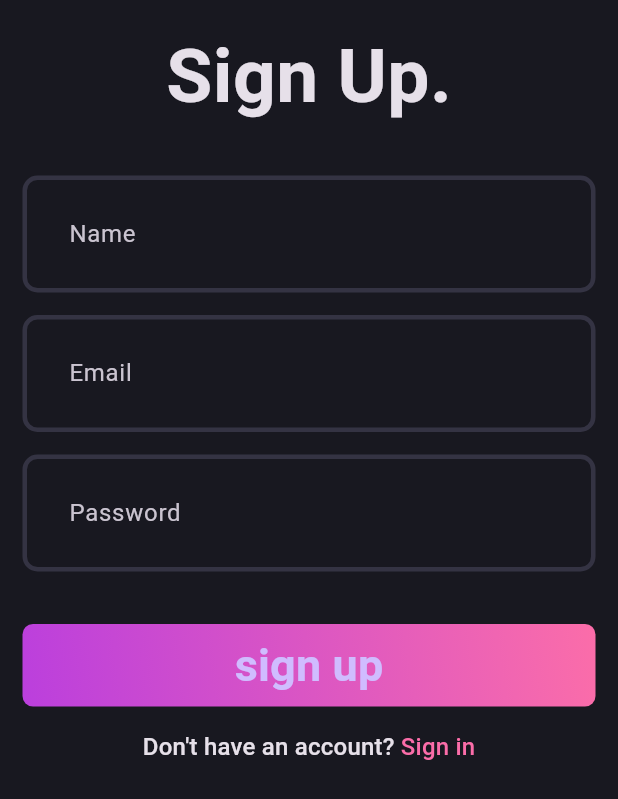
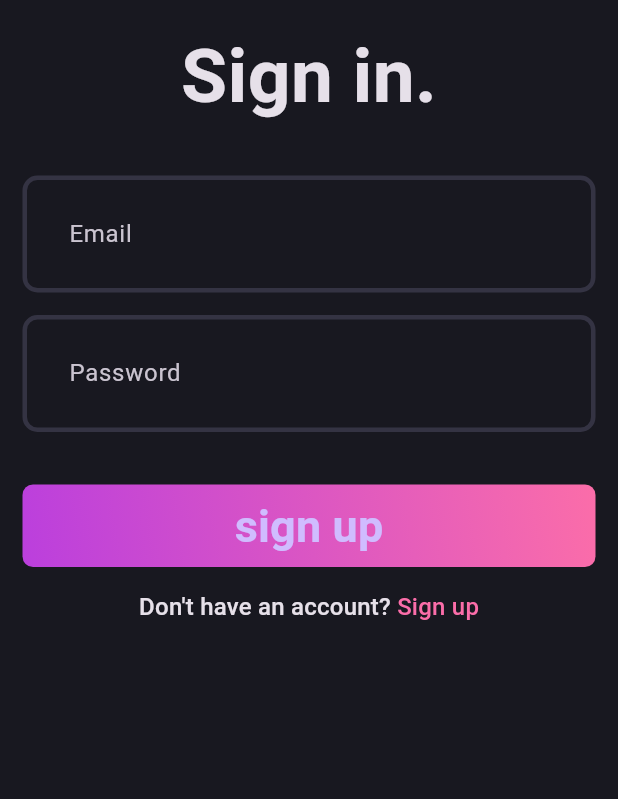
Before and after one commit to natanmuletahunde/sign_in-sign_up_flutter-, a Flutter app: the screen it shows after launch, on a phone screen of 412 x 824 dp. Shown: the top 799 px of the screen. Run offline on Flutter 3.47's test engine with Material 3 defaults, Android fonts, the phone set to English and light mode, and no system bars.

Commit message:
just convert the sign up to sign in by deleting the the name

```diff
--- a/flutter_full_structure/lib/features/auth/presentation/pages/login_page.dart
+++ b/flutter_full_structure/lib/features/auth/presentation/pages/login_page.dart
@@ -0,0 +1,82 @@
+import 'package:flutter/material.dart';
+import 'package:flutter_full_structure/core/theme/app_pallet.dart';
+import 'package:flutter_full_structure/features/auth/presentation/widgets/auth_field.dart';
+import 'package:flutter_full_structure/features/auth/presentation/widgets/auth_gradient.dart';
+
+class LoginPage extends StatefulWidget {
+  const  LoginPage({super.key});
+
+  @override
+  State<LoginPage> createState() => _LoginPage();
+}
+
+class _LoginPage extends State<LoginPage> {
+  final emailController = TextEditingController();
+  final passwordController = TextEditingController();
+  final formKey = GlobalKey<FormState>();
+
+  @override
+  void dispose() {
+    emailController.dispose();
+    passwordController.dispose();
+
+    super.dispose();
+  }
+
+  @override
+  Widget build(BuildContext context) {
+    // Use MediaQuery to get the keyboard height
+    final keyboardHeight = MediaQuery.of(context).viewInsets.bottom;
+
+    return Scaffold(
+      body: Padding(
+        padding: EdgeInsets.all(15),
+        child: SingleChildScrollView(
+          child: Column(
+            mainAxisAlignment: MainAxisAlignment.center,
+            children: [
+              const Text(
+                'Sign in.',
+                style: TextStyle(
+                  fontSize: 50,
+                  fontWeight: FontWeight.bold,
+                ),
+              ),
+              const SizedBox(height: 30),
+              AuthField(
+                hintext: 'Email',
+                controller: emailController,
+                obscureText: false, // Assuming email should not be obscured
+              ),
+              const SizedBox(height: 15),
+              AuthField(
+                hintext: 'Password',
+                controller: passwordController,
+                obscureText: true,
+              ),
+              const SizedBox(height: 15),
+              const SizedBox(height: 20),
+              const AuthGradientButton(),
+              const SizedBox(height: 15),
+              RichText(
+                text: TextSpan(
+                  text: "Don't have an account? ",
+                  style: Theme.of(context).textTheme.titleMedium,
+                  children: [
+                    TextSpan(
+                      text: 'Sign up',
+                      style: Theme.of(context).textTheme.titleMedium?.copyWith(
+                            color: AppPallete.gradient2,
+                          ),
+                    ),
+                  ],
+                ),
+              ),
+              SizedBox(height: keyboardHeight), // Adjust padding based on keyboard height
+            ],
+          ),
+        ),
+      ),
+    );
+  }
+}
--- a/flutter_full_structure/lib/main.dart
+++ b/flutter_full_structure/lib/main.dart
@@ -1,6 +1,6 @@
 import 'package:flutter/material.dart';
 import 'package:flutter_full_structure/core/theme/theme.dart';
-import 'package:flutter_full_structure/features/auth/presentation/pages/signup_page.dart';
+import 'package:flutter_full_structure/features/auth/presentation/pages/login_page.dart';
 
 void main() {
   runApp(const MyApp());
@@ -16,7 +16,7 @@ class MyApp extends StatelessWidget {
       debugShowCheckedModeBanner: false,
       title: 'Blog App',
       theme: AppTheme.darkThemeMode,
-      home: const SignUpPage(),
+      home: const LoginPage(),
     );
   }
 }
```
